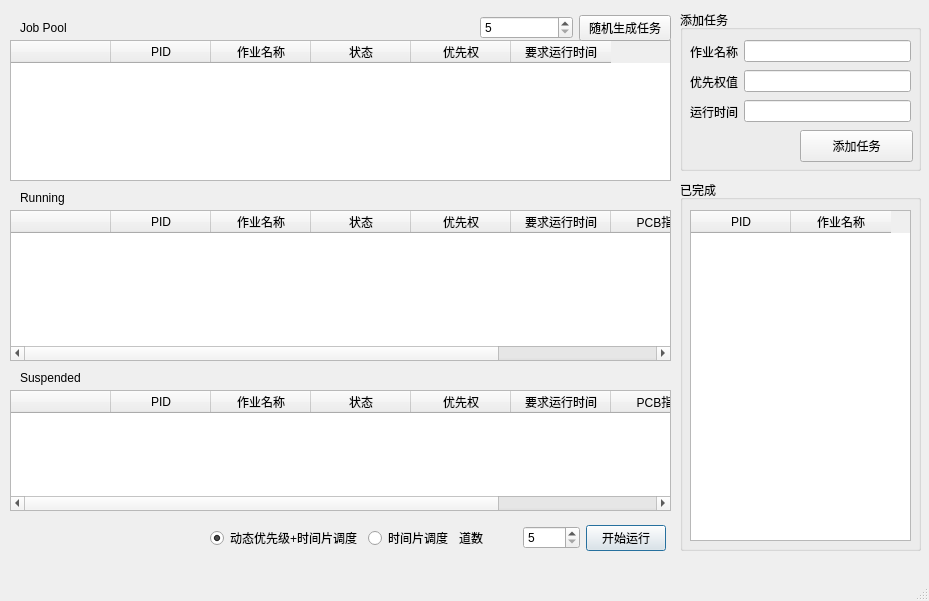
Above: mainwindow.ui from fr0der1c/Simulate-CPU-Scheduling before the change. Below: the same form after it.
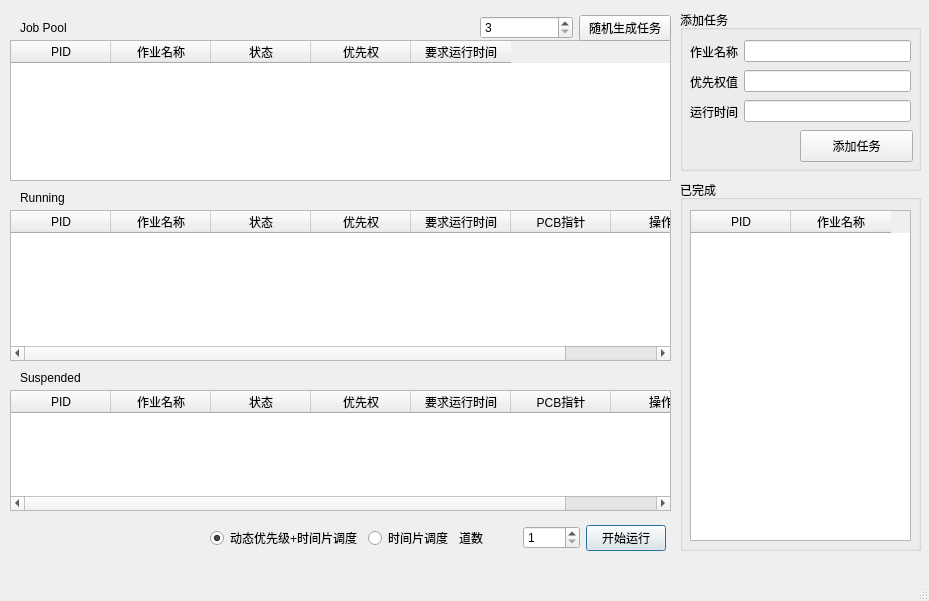
That is the form after the change.

The edit to the form file:
```diff
--- a/mainwindow.ui
+++ b/mainwindow.ui
@@ -57,11 +57,6 @@
     <attribute name="verticalHeaderVisible">
      <bool>false</bool>
     </attribute>
-    <column>
-     <property name="text">
-      <string> </string>
-     </property>
-    </column>
     <column>
      <property name="text">
       <string>PID</string>
@@ -106,11 +101,6 @@
     <attribute name="verticalHeaderVisible">
      <bool>false</bool>
     </attribute>
-    <column>
-     <property name="text">
-      <string> </string>
-     </property>
-    </column>
     <column>
      <property name="text">
       <string>PID</string>
@@ -178,11 +168,6 @@
     <attribute name="verticalHeaderVisible">
      <bool>false</bool>
     </attribute>
-    <column>
-     <property name="text">
-      <string> </string>
-     </property>
-    </column>
     <column>
      <property name="text">
       <string>PID</string>
@@ -406,7 +391,7 @@
      <item>
       <widget class="QSpinBox" name="DaoshuBox">
        <property name="minimum">
-        <number>5</number>
+        <number>1</number>
        </property>
        <property name="maximum">
         <number>10</number>
@@ -441,7 +426,7 @@
      <item>
       <widget class="QSpinBox" name="RandomCountBox">
        <property name="minimum">
-        <number>5</number>
+        <number>3</number>
        </property>
        <property name="maximum">
         <number>1000</number>
```
